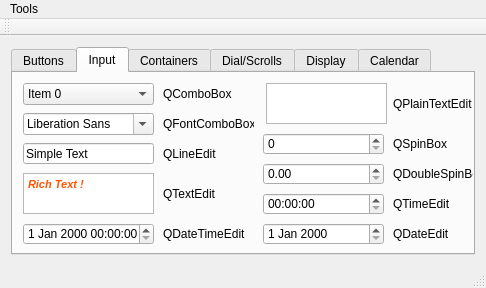
First picture: the form in mainwindow.ui, repository GTRONICK/StyleSheet-Tester, before the edit.
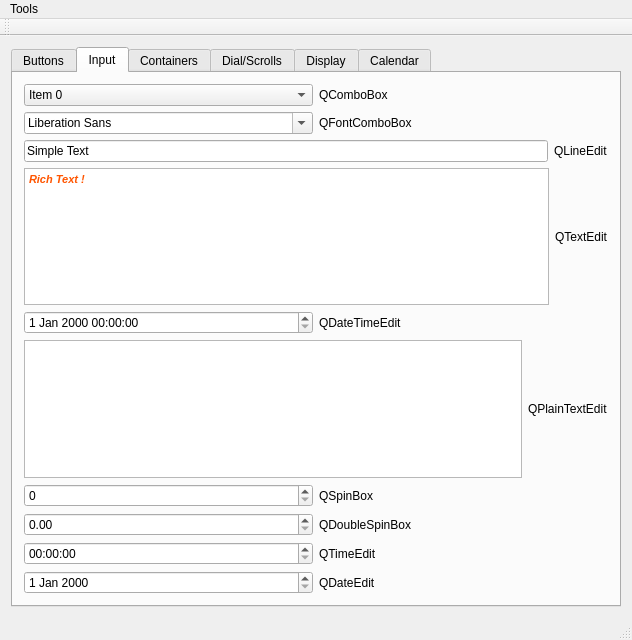
Second picture: the form after the edit. The open tabs and pages were chosen to show the change.

Commit message: Update to app distribution and resizing

```diff
--- a/mainwindow.ui
+++ b/mainwindow.ui
@@ -6,8 +6,8 @@
    <rect>
     <x>0</x>
     <y>0</y>
-    <width>486</width>
-    <height>288</height>
+    <width>632</width>
+    <height>640</height>
    </rect>
   </property>
   <property name="minimumSize">
@@ -16,12 +16,6 @@
     <height>288</height>
    </size>
   </property>
-  <property name="maximumSize">
-   <size>
-    <width>486</width>
-    <height>288</height>
-   </size>
-  </property>
   <property name="windowTitle">
    <string>QStyleSheet tester</string>
   </property>
@@ -210,15 +204,15 @@
        <attribute name="title">
         <string>Input</string>
        </attribute>
+       <layout class="QGridLayout" name="gridLayout_3">
+        <item row="0" column="0">
+         <layout class="QVBoxLayout" name="verticalLayout_3">
+          <item>
+           <layout class="QVBoxLayout" name="verticalLayout_2">
+            <item>
+             <layout class="QHBoxLayout" name="horizontalLayout_20">
+              <item>
        <widget class="QComboBox" name="comboBox">
-        <property name="geometry">
-         <rect>
-          <x>10</x>
-          <y>10</y>
-          <width>131</width>
-          <height>22</height>
-         </rect>
-        </property>
         <item>
          <property name="text">
           <string>Item 0</string>
@@ -240,107 +234,92 @@
          </property>
         </item>
        </widget>
+              </item>
+              <item>
        <widget class="QLabel" name="label_13">
-        <property name="geometry">
-         <rect>
-          <x>150</x>
-          <y>10</y>
-          <width>91</width>
-          <height>21</height>
-         </rect>
-        </property>
         <property name="text">
          <string>QComboBox</string>
         </property>
        </widget>
-       <widget class="QFontComboBox" name="fontComboBox">
-        <property name="geometry">
-         <rect>
-          <x>10</x>
-          <y>40</y>
-          <width>131</width>
-          <height>22</height>
-         </rect>
-        </property>
-       </widget>
+              </item>
+             </layout>
+            </item>
+            <item>
+             <layout class="QHBoxLayout" name="horizontalLayout_19">
+              <item>
+               <widget class="QFontComboBox" name="fontComboBox"/>
+              </item>
+              <item>
        <widget class="QLabel" name="label_14">
-        <property name="geometry">
-         <rect>
-          <x>150</x>
-          <y>40</y>
-          <width>91</width>
-          <height>21</height>
-         </rect>
-        </property>
         <property name="text">
          <string>QFontComboBox</string>
         </property>
        </widget>
+              </item>
+             </layout>
+            </item>
+            <item>
+             <layout class="QHBoxLayout" name="horizontalLayout_18">
+              <item>
        <widget class="QLineEdit" name="lineEdit">
-        <property name="geometry">
-         <rect>
-          <x>10</x>
-          <y>70</y>
-          <width>131</width>
-          <height>21</height>
-         </rect>
-        </property>
         <property name="text">
          <string>Simple Text</string>
         </property>
        </widget>
+              </item>
+              <item>
        <widget class="QLabel" name="label_15">
-        <property name="geometry">
-         <rect>
-          <x>150</x>
-          <y>70</y>
-          <width>91</width>
-          <height>21</height>
-         </rect>
-        </property>
         <property name="text">
          <string>QLineEdit</string>
         </property>
        </widget>
+              </item>
+             </layout>
+            </item>
+            <item>
+             <layout class="QHBoxLayout" name="horizontalLayout_17">
+              <item>
        <widget class="QTextEdit" name="textEdit">
-        <property name="geometry">
-         <rect>
-          <x>10</x>
-          <y>100</y>
-          <width>131</width>
-          <height>41</height>
-         </rect>
-        </property>
         <property name="html">
          <string>&lt;!DOCTYPE HTML PUBLIC &quot;-//W3C//DTD HTML 4.0//EN&quot; &quot;http://www.w3.org/TR/REC-html40/strict.dtd&quot;&gt;
 &lt;html&gt;&lt;head&gt;&lt;meta name=&quot;qrichtext&quot; content=&quot;1&quot; /&gt;&lt;style type=&quot;text/css&quot;&gt;
 p, li { white-space: pre-wrap; }
-&lt;/style&gt;&lt;/head&gt;&lt;body style=&quot; font-family:'MS Shell Dlg 2'; font-size:8.25pt; font-weight:400; font-style:normal;&quot;&gt;
-&lt;p style=&quot; margin-top:0px; margin-bottom:0px; margin-left:0px; margin-right:0px; -qt-block-indent:0; text-indent:0px;&quot;&gt;&lt;span style=&quot; font-weight:600; font-style:italic; color:#ff5500;&quot;&gt;Rich Text !&lt;/span&gt;&lt;/p&gt;&lt;/body&gt;&lt;/html&gt;</string>
-        </property>
-       </widget>
+&lt;/style&gt;&lt;/head&gt;&lt;body style=&quot; font-family:'Noto Sans'; font-size:10pt; font-weight:400; font-style:normal;&quot;&gt;
+&lt;p style=&quot; margin-top:0px; margin-bottom:0px; margin-left:0px; margin-right:0px; -qt-block-indent:0; text-indent:0px;&quot;&gt;&lt;span style=&quot; font-family:'MS Shell Dlg 2'; font-size:8.25pt; font-weight:600; font-style:italic; color:#ff5500;&quot;&gt;Rich Text !&lt;/span&gt;&lt;/p&gt;&lt;/body&gt;&lt;/html&gt;</string>
+                </property>
+               </widget>
+              </item>
+              <item>
        <widget class="QLabel" name="label_16">
-        <property name="geometry">
-         <rect>
-          <x>150</x>
-          <y>110</y>
-          <width>91</width>
-          <height>21</height>
-         </rect>
-        </property>
         <property name="text">
          <string>QTextEdit</string>
         </property>
        </widget>
+              </item>
+             </layout>
+            </item>
+            <item>
+             <layout class="QHBoxLayout" name="horizontalLayout_2">
+              <item>
+               <widget class="QDateTimeEdit" name="dateTimeEdit"/>
+              </item>
+              <item>
+               <widget class="QLabel" name="label_22">
+                <property name="text">
+                 <string>QDateTimeEdit</string>
+                </property>
+               </widget>
+              </item>
+             </layout>
+            </item>
+           </layout>
+          </item>
+          <item>
+           <layout class="QVBoxLayout" name="verticalLayout">
+            <item>
+             <layout class="QHBoxLayout" name="horizontalLayout_16">
+              <item>
        <widget class="QPlainTextEdit" name="plainTextEdit">
-        <property name="geometry">
-         <rect>
-          <x>253</x>
-          <y>10</y>
-          <width>121</width>
-          <height>41</height>
-         </rect>
-        </property>
         <property name="lineWrapMode">
          <enum>QPlainTextEdit::NoWrap</enum>
         </property>
@@ -351,134 +330,77 @@
          <string>Plain Text</string>
         </property>
        </widget>
+              </item>
+              <item>
        <widget class="QLabel" name="label_17">
-        <property name="geometry">
-         <rect>
-          <x>380</x>
-          <y>20</y>
-          <width>91</width>
-          <height>21</height>
-         </rect>
-        </property>
         <property name="text">
          <string>QPlainTextEdit</string>
         </property>
        </widget>
-       <widget class="QSpinBox" name="spinBox">
-        <property name="geometry">
-         <rect>
-          <x>250</x>
-          <y>60</y>
-          <width>121</width>
-          <height>22</height>
-         </rect>
-        </property>
-       </widget>
-       <widget class="QLabel" name="label_18">
-        <property name="geometry">
-         <rect>
-          <x>380</x>
-          <y>60</y>
-          <width>91</width>
-          <height>21</height>
-         </rect>
-        </property>
+              </item>
+             </layout>
+            </item>
+            <item>
+             <layout class="QHBoxLayout" name="horizontalLayout_15">
+              <item>
+               <widget class="QSpinBox" name="spinBox"/>
+              </item>
+              <item>
+               <widget class="QLabel" name="label_21">
         <property name="text">
          <string>QSpinBox</string>
         </property>
        </widget>
-       <widget class="QDoubleSpinBox" name="doubleSpinBox">
-        <property name="geometry">
-         <rect>
-          <x>250</x>
-          <y>90</y>
-          <width>121</width>
-          <height>22</height>
-         </rect>
-        </property>
-       </widget>
-       <widget class="QLabel" name="label_19">
-        <property name="geometry">
-         <rect>
-          <x>380</x>
-          <y>90</y>
-          <width>91</width>
-          <height>21</height>
-         </rect>
-        </property>
+              </item>
+             </layout>
+            </item>
+            <item>
+             <layout class="QHBoxLayout" name="horizontalLayout_14">
+              <item>
+               <widget class="QDoubleSpinBox" name="doubleSpinBox"/>
+              </item>
+              <item>
+               <widget class="QLabel" name="label_18">
         <property name="text">
          <string>QDoubleSpinBox</string>
         </property>
        </widget>
-       <widget class="QTimeEdit" name="timeEdit">
-        <property name="geometry">
-         <rect>
-          <x>250</x>
-          <y>120</y>
-          <width>121</width>
-          <height>22</height>
-         </rect>
-        </property>
-       </widget>
-       <widget class="QLabel" name="label_20">
-        <property name="geometry">
-         <rect>
-          <x>380</x>
-          <y>120</y>
-          <width>91</width>
-          <height>21</height>
-         </rect>
-        </property>
+              </item>
+             </layout>
+            </item>
+            <item>
+             <layout class="QHBoxLayout" name="horizontalLayout_13">
+              <item>
+               <widget class="QTimeEdit" name="timeEdit"/>
+              </item>
+              <item>
+               <widget class="QLabel" name="label_19">
         <property name="text">
          <string>QTimeEdit</string>
         </property>
        </widget>
-       <widget class="QDateEdit" name="dateEdit">
-        <property name="geometry">
-         <rect>
-          <x>250</x>
-          <y>150</y>
-          <width>121</width>
-          <height>22</height>
-         </rect>
-        </property>
-       </widget>
-       <widget class="QLabel" name="label_21">
-        <property name="geometry">
-         <rect>
-          <x>380</x>
-          <y>150</y>
-          <width>91</width>
-          <height>21</height>
-         </rect>
-        </property>
+              </item>
+             </layout>
+            </item>
+            <item>
+             <layout class="QHBoxLayout" name="horizontalLayout">
+              <item>
+               <widget class="QDateEdit" name="dateEdit"/>
+              </item>
+              <item>
+               <widget class="QLabel" name="label_20">
         <property name="text">
          <string>QDateEdit</string>
         </property>
        </widget>
-       <widget class="QDateTimeEdit" name="dateTimeEdit">
-        <property name="geometry">
-         <rect>
-          <x>10</x>
-          <y>150</y>
-          <width>131</width>
-          <height>22</height>
-         </rect>
-        </property>
-       </widget>
-       <widget class="QLabel" name="label_22">
-        <property name="geometry">
-         <rect>
-          <x>150</x>
-          <y>150</y>
-          <width>91</width>
-          <height>21</height>
-         </rect>
-        </property>
-        <property name="text">
-         <string>QDateTimeEdit</string>
-        </property>
-       </widget>
+              </item>
+             </layout>
+            </item>
+           </layout>
+          </item>
+         </layout>
+        </item>
+       </layout>
       </widget>
       <widget class="QWidget" name="tab_2">
        <attribute name="title">
@@ -998,8 +920,8 @@
     <rect>
      <x>0</x>
      <y>0</y>
-     <width>486</width>
-     <height>20</height>
+     <width>632</width>
+     <height>35</height>
     </rect>
    </property>
    <widget class="QMenu" name="menuTools">
```
Left out of the diff: 885 changed lines with no effect on the pictures. Lines whose indentation alone changed are shown as unchanged.
